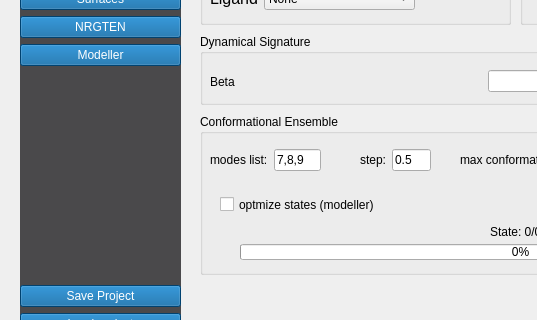
ThomasDesc/NRG_plugin, file nrgdock_widget.ui: the form before one commit; both pictures show x 0 to 537 and y 116 to 436 of the 841 by 659 pixel window.
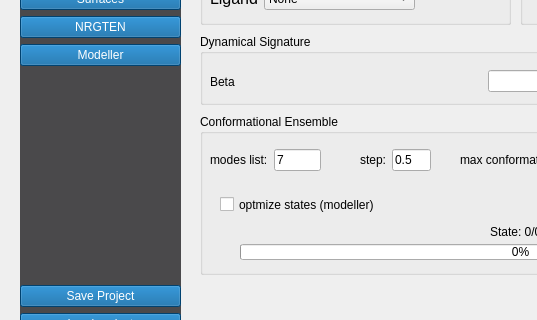
The form after the commit.

```diff
--- a/nrgdock_widget.ui
+++ b/nrgdock_widget.ui
@@ -1751,7 +1751,7 @@
        <item>
         <widget class="QLineEdit" name="NRGten_modes_lineEdit">
          <property name="text">
-          <string>7,8,9</string>
+          <string>7</string>
          </property>
         </widget>
        </item>
```
